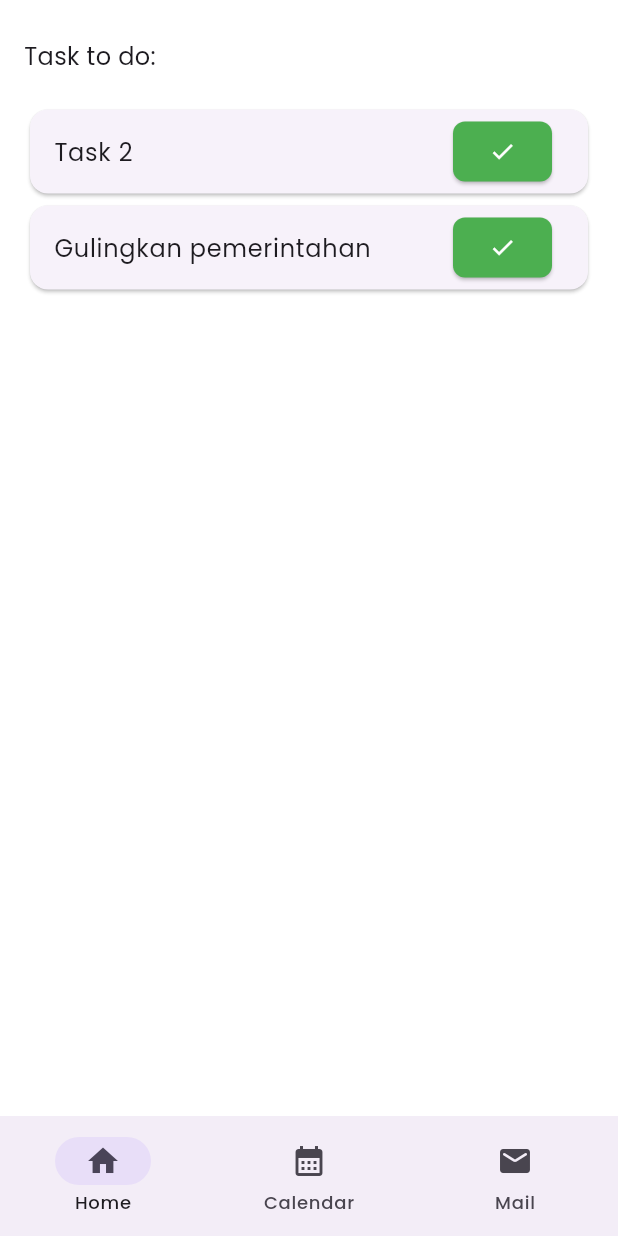
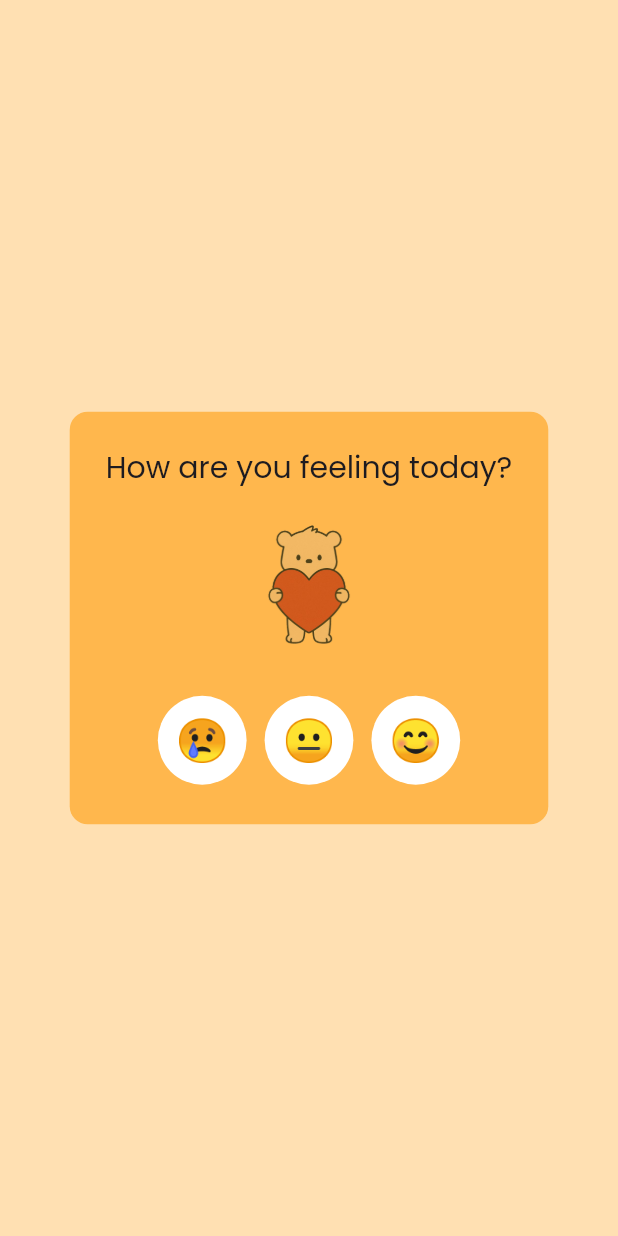
Before and after one commit to AndrewSebastianH/thesis-frontend, a Flutter app: the HomePage screen opened by its route, after a tap on the "check" icon, on a phone screen of 412 x 824 dp. Run offline on Flutter 3.47's test engine with Material 3 defaults, Android fonts, the phone set to English and light mode, and no system bars; our stand-ins replace flutter_dotenv, flutter_otp_text_field, go_router, google_fonts, shared_preferences, table_calendar; accounts and stored records are empty.

Commit message:
feat: updated UI for mood log, and messages that appear

```diff
--- a/thesis_frontend/lib/screens/main/home_page.dart
+++ b/thesis_frontend/lib/screens/main/home_page.dart
@@ -28,7 +28,7 @@ class _HomePageState extends State<HomePage> {
     // TEMP: clear for debugging
     await prefs.remove('lastMoodScreenDate'); // or await prefs.clear();
 
-    final now = DateTime.now();
+    final now = DateTime.now().copyWith(hour: 16);
     final currentDate = "${now.year}-${now.month}-${now.day}";
     final lastShownDate = prefs.getString('lastMoodScreenDate');
 
@@ -44,15 +44,39 @@ class _HomePageState extends State<HomePage> {
       context: context,
       useRootNavigator: true,
       barrierDismissible: false,
+      barrierColor: Colors.orange[100],
       builder: (BuildContext context) {
         return AlertDialog(
-          title: const Text("How are you feeling today?"),
+          backgroundColor: Colors.orange[300],
+          shape: RoundedRectangleBorder(
+            borderRadius: BorderRadius.circular(
+              12,
+            ), // Less rounded than default
+          ),
+          title: const Text(
+            "How are you feeling today?",
+            style: TextStyle(fontSize: 20),
+            textAlign: TextAlign.center,
+          ),
           content: Column(
             mainAxisSize: MainAxisSize.min,
             children: [
-              _buildMoodButton("Happy", "😊"),
-              _buildMoodButton("Neutral", "😐"),
-              _buildMoodButton("Sad", "😢"),
+              Image.asset(
+                'assets/images/boybear_heart.png',
+                width: 100,
+                height: 100,
+              ),
+              const SizedBox(height: 20),
+              Row(
+                mainAxisAlignment: MainAxisAlignment.center,
+                children: [
+                  _buildMoodButton("sad", "😢"),
+                  const SizedBox(width: 12),
+                  _buildMoodButton("neutral", "😐"),
+                  const SizedBox(width: 12),
+                  _buildMoodButton("happy", "😊"),
+                ],
+              ),
             ],
           ),
         );
@@ -61,21 +85,12 @@ class _HomePageState extends State<HomePage> {
   }
 
   Widget _buildMoodButton(String mood, String emoji) {
-    return Padding(
-      padding: const EdgeInsets.symmetric(vertical: 6.0),
-      child: ElevatedButton(
-        style: ElevatedButton.styleFrom(
-          minimumSize: const Size.fromHeight(45),
-          backgroundColor: const Color(0xFFFF7F50),
-          foregroundColor: Colors.white,
-        ),
-        onPressed: () => _submitMood(mood.toLowerCase()),
-        child: Row(
-          mainAxisAlignment: MainAxisAlignment.center,
-          children: [
-            Text("$emoji $mood", style: const TextStyle(fontSize: 18)),
-          ],
-        ),
+    return GestureDetector(
+      onTap: () => _submitMood(mood),
+      child: Container(
+        padding: const EdgeInsets.all(12),
+        decoration: BoxDecoration(color: Colors.white, shape: BoxShape.circle),
+        child: Text(emoji, style: const TextStyle(fontSize: 28)),
       ),
     );
   }
@@ -91,9 +106,28 @@ class _HomePageState extends State<HomePage> {
 
     try {
       // Simulate API call or success
-      messenger.showSnackBar(SnackBar(content: Text("Submitted mood: $mood")));
-
-      // Simulate network logic here if needed
+      switch (mood) {
+        case "sad":
+          // Simulate a sad mood submission
+          messenger.showSnackBar(
+            SnackBar(content: Text("Hope things feel better soon 💛.")),
+          );
+          break;
+        case "neutral":
+          // Simulate a neutral mood submission
+          messenger.showSnackBar(
+            SnackBar(content: Text("Thanks for checking in 💪.")),
+          );
+          break;
+        case "happy":
+          // Simulate a happy mood submission
+          messenger.showSnackBar(SnackBar(content: Text("Good to hear! 💖.")));
+          break;
+        default:
+          messenger.showSnackBar(
+            SnackBar(content: Text("Submitted Mood: $mood")),
+          );
+      }
       // final response = await ...
     } catch (e) {
       if (mounted) {
@@ -136,6 +170,7 @@ class _HomePageState extends State<HomePage> {
   // }
 
   void completeTask(int index) {
+    if (!mounted) return;
     setState(() {
       tasks[index]['completed'] = true;
     });
```
Also changed, not shown: thesis_frontend/lib/screens/main/calendar_page.dart (+6 -2 lines), thesis_frontend/assets/images/boybear_heart.png (added).
